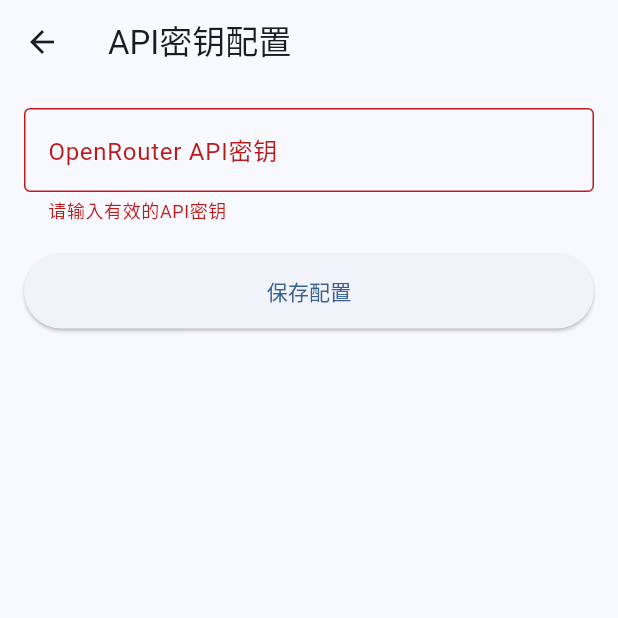
After one commit to jesee/teacher, a Flutter app: the ApiConfigScreen screen opened directly, after a tap on "保存配置", on a phone screen of 412 x 824 dp, the top half of it. The commit adds this screen. Run offline on Flutter 3.47's test engine with Material 3 defaults, Android fonts, the phone set to English and light mode, and no system bars; our stand-ins replace flutter_tts, shared_preferences, speech_to_text, sqflite; missing offline and left inert: app_settings; accounts and stored records are empty.

Commit message:
apikey设置

```diff
--- /dev/null
+++ b/lib/screens/api_config_screen.dart
@@ -0,0 +1,78 @@
+import 'package:flutter/material.dart';
+import 'package:shared_preferences/shared_preferences.dart';
+
+class ApiConfigScreen extends StatefulWidget {
+  const ApiConfigScreen({super.key});
+
+  @override
+  State<ApiConfigScreen> createState() => _ApiConfigScreenState();
+}
+
+class _ApiConfigScreenState extends State<ApiConfigScreen> {
+  final _formKey = GlobalKey<FormState>();
+  final _apiKeyController = TextEditingController();
+
+  @override
+  void initState() {
+    super.initState();
+    _loadSavedKey();
+  }
+
+  Future<void> _loadSavedKey() async {
+    final prefs = await SharedPreferences.getInstance();
+    setState(() {
+      _apiKeyController.text = prefs.getString('apiKey') ?? '';
+    });
+  }
+
+  Future<void> _saveApiKey() async {
+    if (_formKey.currentState!.validate()) {
+      final prefs = await SharedPreferences.getInstance();
+      await prefs.setString('apiKey', _apiKeyController.text);
+      Navigator.pop(context);
+    }
+  }
+
+  @override
+  Widget build(BuildContext context) {
+    return Scaffold(
+      appBar: AppBar(
+        title: const Text('API密钥配置'),
+      ),
+      body: Padding(
+        padding: const EdgeInsets.all(16.0),
+        child: Form(
+          key: _formKey,
+          child: Column(
+            children: [
+              TextFormField(
+                controller: _apiKeyController,
+                decoration: const InputDecoration(
+                  labelText: 'OpenRouter API密钥',
+                  border: OutlineInputBorder(),
+                ),
+                validator: (value) {
+                  if (value == null || value.isEmpty) {
+                    return '请输入有效的API密钥';
+                  }
+                  if (!value.startsWith('sk-or-v1-')) {
+                    return '密钥格式不正确，请检查密钥前缀';
+                  }
+                  return null;
+                },
+              ),
+              const SizedBox(height: 20),
+              ElevatedButton(
+                onPressed: _saveApiKey,
+                style: ElevatedButton.styleFrom(
+                  minimumSize: const Size(double.infinity, 50),
+                ),
+                child: const Text('保存配置'),
+              )
+            ],
+          ),
+        ),
+      ),
+    );
+  }
+}
--- a/lib/screens/home_screen.dart
+++ b/lib/screens/home_screen.dart
@@ -1,4 +1,6 @@
 import 'package:flutter/material.dart';
+import 'package:teacher/services/ai_service.dart';
+import 'api_config_screen.dart';
 import 'package:provider/provider.dart';
 import '../models/conversation.dart';
 import '../services/database_service.dart';
@@ -62,8 +64,16 @@ class _HomeScreenState extends State<HomeScreen> {
   Widget build(BuildContext context) {
     return Scaffold(
       appBar: AppBar(
-        title: const Text('教师助手'),
-        backgroundColor: Theme.of(context).colorScheme.inversePrimary,
+        title: const Text('AI教学助手'),
+        actions: [
+          IconButton(
+            icon: const Icon(Icons.settings),
+            onPressed: () => Navigator.push(
+              context,
+              MaterialPageRoute(builder: (context) => const ApiConfigScreen()),
+            ),
+          )
+        ],
       ),
       body: _isLoading
           ? const Center(child: CircularProgressIndicator())
--- a/lib/services/ai_service.dart
+++ b/lib/services/ai_service.dart
@@ -1,12 +1,20 @@
 import 'dart:convert';
 import 'package:http/http.dart' as http;
+import 'package:shared_preferences/shared_preferences.dart';
 
 class AIService {
   static const String _baseUrl =
       'https://openrouter.ai/api/v1/chat/completions';
+
   // 注意：实际使用时需要替换为真实的API密钥
-  static const String _apiKey =
-      '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';
+  static Future<String> get _apiKey async {
+    final prefs = await SharedPreferences.getInstance();
+    final storedKey = prefs.getString('apiKey');
+    if (storedKey == null || storedKey.isEmpty) {
+      throw Exception('请先配置API密钥');
+    }
+    return storedKey;
+  }
   static const String _modelName = 'deepseek/deepseek-chat-v3-0324:free';
 
   static const String _systemPrompt = '''
@@ -55,7 +63,7 @@ class AIService {
           Uri.parse(_baseUrl),
           headers: {
             'Content-Type': 'application/json',
-            'Authorization': 'Bearer $_apiKey',
+            'Authorization': 'Bearer ${await _apiKey}',
             'HTTP-Referer': 'https://teacher-app.com',
             'X-Title': 'Teacher App',
             'User-Agent': 'TeacherApp/1.0',
```
Also changed, not shown: 2 other files. Lines whose indentation alone changed are shown as unchanged.
